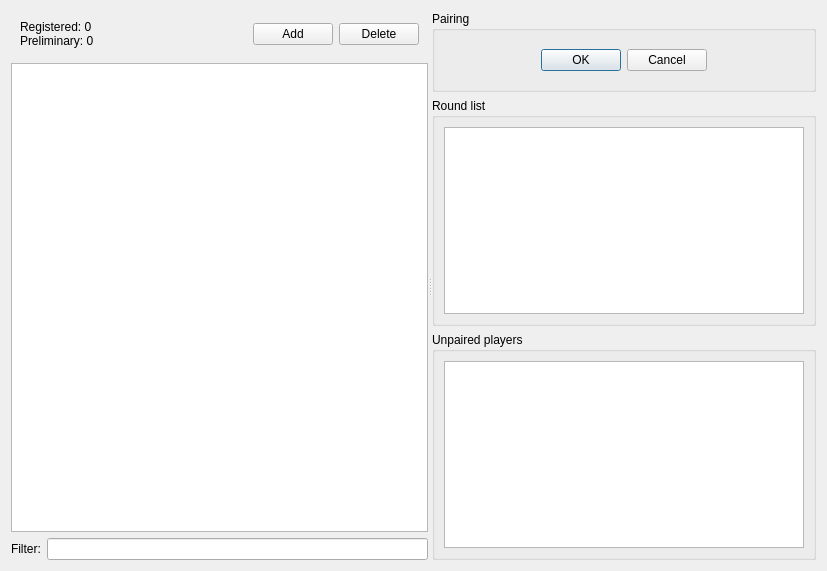
This is pairing_tab.ui in centowen/pybaduk as Qt 5 draws it before an edit. The edited form follows.
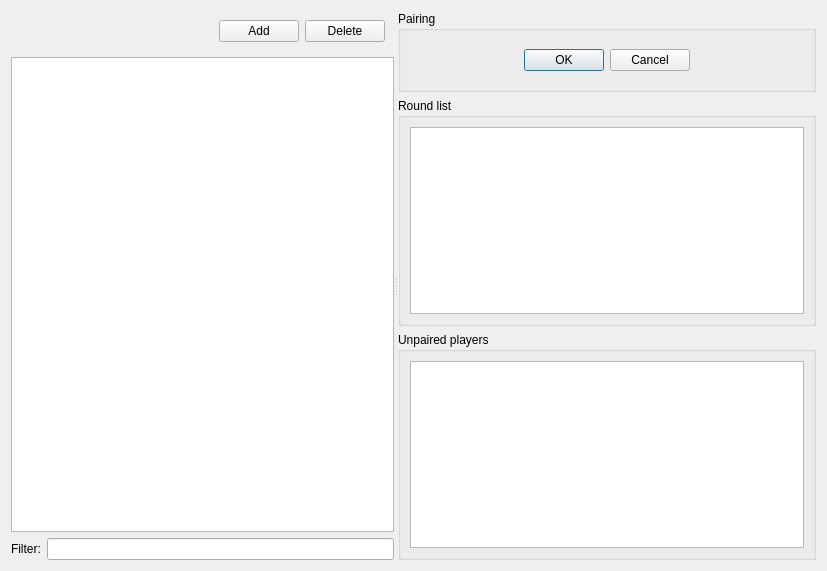
This is the edited form.

Commit message: Removed player count label from pairings tab.

```diff
--- a/pairing_tab.ui
+++ b/pairing_tab.ui
@@ -27,14 +27,6 @@
        <item>
         <widget class="QWidget" name="widget_3" native="true">
          <layout class="QHBoxLayout" name="horizontalLayout_2">
-          <item>
-           <widget class="QLabel" name="label">
-            <property name="text">
-             <string>Registered: 0
-Preliminary: 0</string>
-            </property>
-           </widget>
-          </item>
           <item>
            <spacer name="horizontalSpacer">
             <property name="orientation">
```
Left out of the diff: 2 changed lines with no effect on the pictures.
